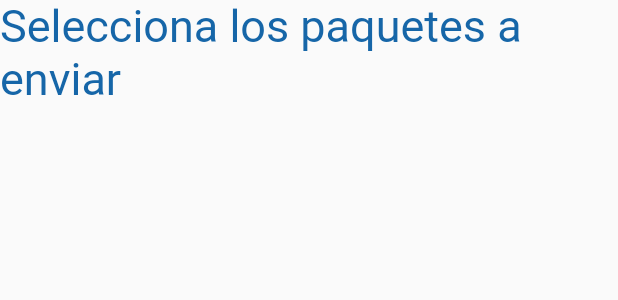
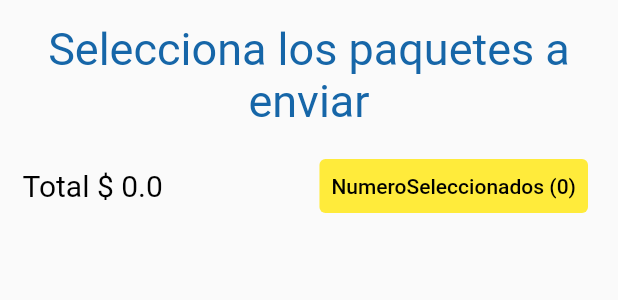
Before and after one commit to Cmenesess/ProyectoLenguaje, a Flutter app: the PackagesClientScreen widget shown alone on an empty page, opened directly, on a phone screen of 412 x 824 dp. Shown: the top 300 px of the screen. Run offline on Flutter 3.47's test engine with Material 2 defaults, Android fonts, the phone set to English and light mode, and no system bars; our stand-ins replace flutter_speed_dial, shared_preferences, step_progress_indicator; missing offline and left inert: dart:ffi; accounts and stored records are empty; network calls fail.

```diff
--- a/FrontProyecto/lib/screens/client/home_client_screen.dart
+++ b/FrontProyecto/lib/screens/client/home_client_screen.dart
@@ -43,7 +43,7 @@ class _HomeClientScreenState extends State<HomeClientScreen> {
   }
 
   final appBar = AppBar(
-    elevation: 10,
+    elevation: 0.0,
     centerTitle: true,
     backgroundColor: Color.fromARGB(255, 12, 108, 203),
     title: const Text(
--- a/FrontProyecto/lib/screens/client/packages_client_screen.dart
+++ b/FrontProyecto/lib/screens/client/packages_client_screen.dart
@@ -1,5 +1,4 @@
-// ignore_for_file: prefer_const_constructors, always_specify_types, use_build_context_synchronously, unused_local_variable
-
+// ignore_for_file: prefer_const_constructors, always_specify_types, use_build_context_synchronously, unused_local_variable,prefer_const_literals_to_create_immutables
 import 'package:flutter/cupertino.dart';
 import 'package:flutter/gestures.dart';
 import 'package:flutter/material.dart';
@@ -53,30 +52,79 @@ class _PackagesClientScreenState extends State<PackagesClientScreen> {
     });
   }
 
+  void createSava() {
+    showDialog(
+        context: context,
+        builder: (BuildContext ctx) {
+          return AlertDialog(
+            title: const Text('Confirme'),
+            content: const Text(
+                'Desea enviar todos esos paquetes seleccionados a Ecuador?'),
+            actions: [
+              TextButton(
+                  onPressed: () async {
+                    var response =
+                        await WarehousePackageProvider.createSavaPackages(
+                            packages);
+                    Navigator.of(context).pop();
+                    ScaffoldMessenger.of(context).showSnackBar(const SnackBar(
+                        content: Text('Paquete creado correctamente')));
+                    Navigator.popAndPushNamed(context, "home_client");
+                  },
+                  child: Text("Si")),
+              TextButton(
+                  onPressed: () {
+                    Navigator.of(context).pop();
+                  },
+                  child: const Text('No'))
+            ],
+          );
+        });
+  }
+
   @override
   Widget build(BuildContext context) {
     return SingleChildScrollView(
         child: Column(children: [
+      Padding(
+        padding: EdgeInsets.symmetric(vertical: 15, horizontal: 10),
+        child: Padding(
+          padding: EdgeInsets.symmetric(horizontal: 10),
+          child: Text(
+            "Selecciona los paquetes a enviar",
+            style: TextStyle(
+                fontSize: 30, color: Color.fromARGB(255, 22, 102, 168)),
+            textAlign: TextAlign.center,
+          ),
+        ),
+      ),
       Container(
-          child: packages.isNotEmpty
-              ? Row(
-                  mainAxisAlignment: MainAxisAlignment.end,
+        child: Row(
+          mainAxisAlignment: MainAxisAlignment.spaceEvenly,
           children: [
+            Expanded(
+              child: Padding(
+                padding: EdgeInsets.symmetric(horizontal: 15),
+                child: Text(
+                  "Total \$ $price",
+                  style: TextStyle(color: Colors.black, fontSize: 20),
+                ),
+              ),
+            ),
             TextButton(
               style: ButtonStyle(
-                          backgroundColor:
-                              MaterialStateProperty.all(Colors.yellow)),
+                  backgroundColor: MaterialStateProperty.all(Colors.yellow)),
               onPressed: () async {
-                        var response =
-                            await WarehousePackageProvider.createSavaPackages(
-                                packages);
-                        ScaffoldMessenger.of(context).showSnackBar(
-                            const SnackBar(
-                                content: Text('Paquete creado correctamente')));
-                        Navigator.popAndPushNamed(context, "home_client");
+                if (packages.length > 0) {
+                  createSava();
+                } else {
+                  ScaffoldMessenger.of(context).showSnackBar(const SnackBar(
+                      duration: Duration(seconds: 1),
+                      content: Text('Debe seleccionar al menos un paquete')));
+                }
               },
               child: Text(
-                        "Enviar Paquetes (${packages.length})",
+                "NumeroSeleccionados (${packages.length})",
                 style: TextStyle(color: Colors.black),
               ),
             ),
@@ -84,12 +132,7 @@ class _PackagesClientScreenState extends State<PackagesClientScreen> {
               width: 20,
             )
           ],
-                )
-              : null),
-      Text(
-        "Selecciona los paquetes a enviar",
-        style:
-            TextStyle(fontSize: 30, color: Color.fromARGB(255, 22, 102, 168)),
+        ),
       ),
       ListView.builder(
           controller: ScrollController(),
--- a/FrontProyecto/lib/widgets/sava_package_widget.dart
+++ b/FrontProyecto/lib/widgets/sava_package_widget.dart
@@ -91,7 +91,7 @@ class _SavaPackageWidgetState extends State<SavaPackageWidget> {
                             images: images,
                             numeroRastreo: widget.details['sava_code'],
                             posicionActual: 'Viajando',
-                            peso: "${widget.details['wight']} lb",
+                            peso: "${widget.details['weight']} lb",
                             precio: "${widget.details['price']}",
                             fecha: widget.details['arrival_date_destiny'] ??
                                 "Sin fecha de llegada",
```
Also changed, not shown: FrontProyecto/lib/widgets/warehouse_package_widget.dart (+3 -6 lines). Lines whose indentation alone changed are shown as unchanged.
